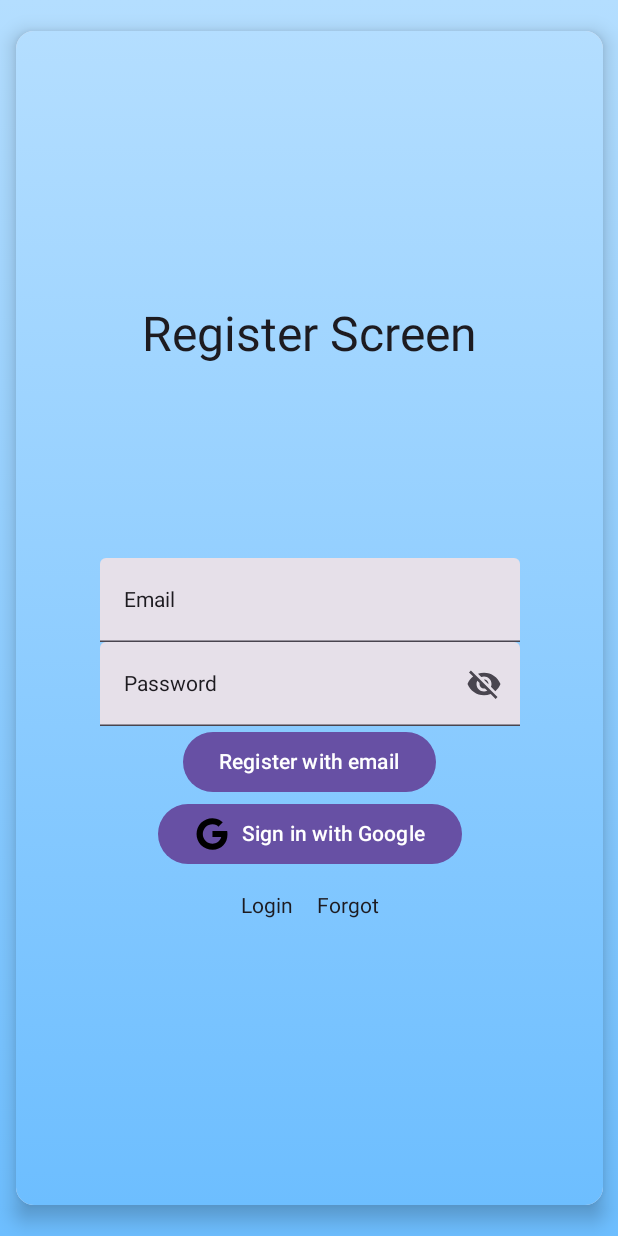
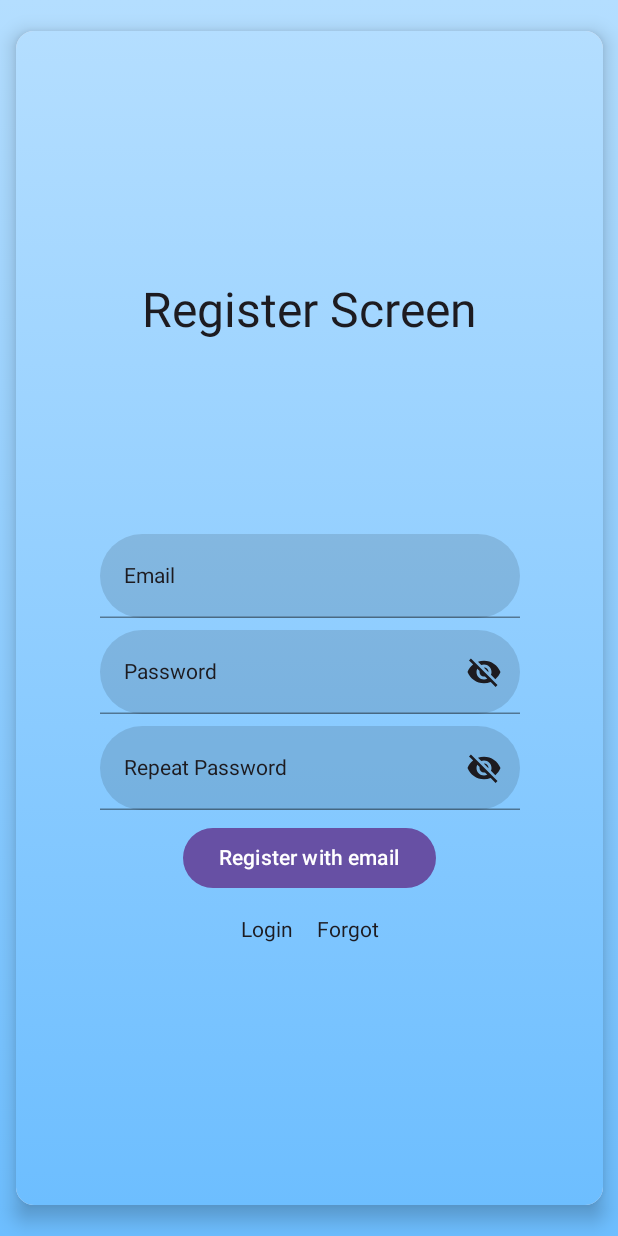
Before and after one commit to marosalv/MYP-MakeYourPrediction, an Android app built with Jetpack Compose: the screen it shows after launch (MainActivity), after a tap on "Register", on a phone screen of 412 x 824 dp. Run offline under Robolectric (Android 15) with nearby library versions, the phone set to English and light mode, and no system bars; our stand-ins replace Firebase (no records; nobody signed in at launch, a user with empty details on screens opened directly).

Commit message:
Added Firebase and Google Login

```diff
--- a/app/src/main/java/com/marosalvsoftware/myp/SplashActivity.kt
+++ b/app/src/main/java/com/marosalvsoftware/myp/SplashActivity.kt
@@ -53,14 +53,9 @@ class SplashActivity : ComponentActivity() {
 
             //Attendere 2 secondi prima di avviare l'activity principale
             delay(1000)
-            if(!FirebaseManager().isUserSignedIn()) {
-                startActivity(Intent(this@SplashActivity, MainActivity::class.java))
-                finish()
-            }
-            else{
 
-            }
-
+            startActivity(Intent(this@SplashActivity, MainActivity::class.java))
+            finish()
         }
         Box(
             modifier = Modifier
--- a/app/src/main/java/com/marosalvsoftware/myp/data/online/firebase/FirebaseActions.kt
+++ b/app/src/main/java/com/marosalvsoftware/myp/data/online/firebase/FirebaseActions.kt
@@ -43,6 +43,12 @@ interface FirebaseActions {
         if(isUserSignedIn())        onCompleteLogin()
     }
 
+    suspend fun resetPassword(email: String, onCompleteReset: () -> Unit)
+    {
+        Firebase.auth.sendPasswordResetEmail(email).await()
+        onCompleteReset()
+    }
+
     fun getCurrentUser() = Firebase.auth.currentUser
 
     fun isUserSignedIn() = Firebase.auth.currentUser != null
--- a/app/src/main/java/com/marosalvsoftware/myp/navgraph/RootNavGraph.kt
+++ b/app/src/main/java/com/marosalvsoftware/myp/navgraph/RootNavGraph.kt
@@ -35,8 +35,8 @@ fun RootNavGraph(
 
         navigation(startDestination = Screen.Home.route, route = ROOT_ROUTE) {
             composable(route = Screen.Home.route) {
-                if(!FirebaseManager().isUserSignedIn()) { //TODO check if user is logged in on splashScreen during the loading screen
-                    LoginScreen(navController = navController, openAndPopUp = { _, _ -> })
+                if(!FirebaseManager().isUserSignedIn()) {
+                    LoginScreen(navController = navController)
                 }
                 else {
                     HomeScreen(navController, activity)
@@ -51,8 +51,8 @@ fun RootNavGraph(
             composable(route = Screen.History.route) {      HistoryScreen(navController, activity) }
         }
 
-        navigation(startDestination = "login", route = AUTH_ROUTE) {
-            composable(route = Screen.Login.route) {        LoginScreen(navController = navController, openAndPopUp = { _, _ -> })}//TODO add login screen
+        navigation(startDestination = Screen.Login.route, route = AUTH_ROUTE) {
+            composable(route = Screen.Login.route) {        LoginScreen(navController = navController)}//TODO add login screen
             composable(route = Screen.Register.route) {     RegisterScreen(navController = navController)}//TODO add register screen
             composable(route = Screen.Forgot.route) {       ForgotScreen(navController = navController)}//TODO add forgot screen
         }
--- a/app/src/main/java/com/marosalvsoftware/myp/screens/MainView.kt
+++ b/app/src/main/java/com/marosalvsoftware/myp/screens/MainView.kt
@@ -10,6 +10,8 @@ import androidx.compose.foundation.layout.size
 import androidx.compose.material.IconButton
 import androidx.compose.material.icons.Icons
 import androidx.compose.material.icons.automirrored.filled.ArrowBack
+import androidx.compose.material.icons.automirrored.filled.Logout
+import androidx.compose.material.icons.filled.Logout
 import androidx.compose.material.icons.filled.Menu
 import androidx.compose.material3.ExperimentalMaterial3Api
 import androidx.compose.material3.Text
@@ -46,16 +48,11 @@ fun MainView(activity: MainActivity) {
 
     val navController = rememberNavController()
 
-    Scaffold(
-        modifier = Modifier.fillMaxSize(),
-        bottomBar = { if(FirebaseManager().isUserSignedIn()) MyBottomBar(modifier = Modifier, navController = navController) })
-    { innerPadding ->
-        innerPadding.calculateBottomPadding()
-        RootNavGraph(
-            navController = navController,
-            activity = activity
-        )
-    }
+    RootNavGraph(
+        navController = navController,
+        activity = activity
+    )
+
 
 }
 
@@ -80,8 +77,8 @@ fun MyTopBar(
         },
         navigationIcon = {
             IconButton(onClick = {
-                navController.navigate(Screen.Home.route){
-                    popUpTo(MAIN_ROUTE){
+                navController.navigate(Screen.Home.route) {
+                    popUpTo(MAIN_ROUTE) {
                         inclusive = true
                     }
                 }
@@ -95,12 +92,21 @@ fun MyTopBar(
         },
         actions = {
             IconButton(onClick = {
-                /*TODO*/
-                context.toast("Non ancora implementato, aprirà la tendina per ulteriori impostazioni")
+                FirebaseManager().signOut()
+                {
+                    context.toast("User Logged Out")
+
+                    navController.navigate(Screen.Login.route) {
+                        popUpTo(MAIN_ROUTE) {
+                            inclusive = true
+                        }
+                    }
+                }
+
             }) {
                 Image(
                     modifier = Modifier.size(MySettings.Sizes.iconSizes),
-                    imageVector = Icons.Filled.Menu,
+                    imageVector = Icons.AutoMirrored.Filled.Logout,
                     contentDescription = screen.description
                 )
             }
@@ -116,7 +122,7 @@ fun MyTopBar(
 }
 
 @Composable
-fun MyBottomBar(modifier: Modifier, navController: NavHostController) {
+fun MyBottomBar(navController: NavHostController) {
     val screens = listOf(
         Screen.Home,
         Screen.AddBet,
@@ -128,7 +134,7 @@ fun MyBottomBar(modifier: Modifier, navController: NavHostController) {
     val currentDestination = navBackStackEntry?.destination
 
     NavigationBar(
-        modifier = modifier.height(MySettings.NavigationBarSettings.heightDp),
+        modifier = Modifier.height(MySettings.NavigationBarSettings.heightDp),
         containerColor = MySettings.ColorThemeLight.primary,
         contentColor = contentColorFor(backgroundColor = MySettings.ColorThemeLight.primary)
 
@@ -155,8 +161,8 @@ fun RowScope.AddItem(
             it.route == screen.route
         } == true,
         onClick = {
-            navController.navigate(screen.route){
-                popUpTo(MAIN_ROUTE){
+            navController.navigate(screen.route) {
+                popUpTo(MAIN_ROUTE) {
                     inclusive = true
                 }
             }
--- a/app/src/main/java/com/marosalvsoftware/myp/screens/auth/LoginScreen.kt
+++ b/app/src/main/java/com/marosalvsoftware/myp/screens/auth/LoginScreen.kt
@@ -9,14 +9,25 @@ import androidx.compose.foundation.layout.Spacer
 import androidx.compose.foundation.layout.fillMaxSize
 import androidx.compose.foundation.layout.padding
 import androidx.compose.foundation.layout.size
+import androidx.compose.foundation.text.KeyboardOptions
+import androidx.compose.material.TextField
+import androidx.compose.material.icons.Icons
+import androidx.compose.material.icons.filled.Visibility
+import androidx.compose.material.icons.filled.VisibilityOff
 import androidx.compose.material3.Button
 import androidx.compose.material3.Card
 import androidx.compose.material3.CardDefaults
+import androidx.compose.material3.Icon
 import androidx.compose.material3.MaterialTheme
 import androidx.compose.material3.Text
 import androidx.compose.runtime.Composable
+import androidx.compose.runtime.mutableStateOf
+import androidx.compose.runtime.remember
 import androidx.compose.ui.Alignment
 import androidx.compose.ui.Modifier
+import androidx.compose.ui.text.input.KeyboardType
+import androidx.compose.ui.text.input.PasswordVisualTransformation
+import androidx.compose.ui.text.input.VisualTransformation
 import androidx.lifecycle.viewModelScope
 import androidx.navigation.NavHostController
 import com.marosalvsoftware.firebase_signin.online.firebase.FirebaseManager
@@ -29,10 +40,13 @@ import kotlinx.coroutines.launch
 
 @Composable
 fun LoginScreen(
-    navController: NavHostController,
-    openAndPopUp: (String, String) -> Unit ) {
+    navController: NavHostController
+) {
     //TODO add graphics to log in with Google API, Facebook API, Email
 
+    val emailField = remember { mutableStateOf("") }
+    val passField = remember { mutableStateOf("") }
+    val visualPass = remember { mutableStateOf(false) }
     Column(
         modifier = Modifier
             .fillMaxSize()
@@ -56,22 +70,65 @@ fun LoginScreen(
                     fontSize = MaterialTheme.typography.headlineLarge.fontSize
                 )
                 Spacer(modifier = Modifier.size(MySettings.Sizes.headerBand))
+
+                TextField(
+                    singleLine = true,
+                    label = { Text("Email") },
+                    shape = MaterialTheme.shapes.extraLarge,
+                    value = emailField.value,
+                    onValueChange = { emailField.value = it })
+
+                Spacer(modifier = Modifier.size(MySettings.Paddings.small))
+
+                TextField(
+                    singleLine = true,
+                    label = { Text("Password") },
+                    shape = MaterialTheme.shapes.extraLarge,
+                    trailingIcon = {
+                        Icon(
+                            modifier = Modifier.clickable { visualPass.value = !visualPass.value },
+                            imageVector = if (visualPass.value) Icons.Default.Visibility else Icons.Default.VisibilityOff,
+                            contentDescription = null
+                        )
+                    },
+                    value = passField.value,
+                    visualTransformation = if (visualPass.value) VisualTransformation.None else PasswordVisualTransformation(),
+                    keyboardOptions = KeyboardOptions(keyboardType = KeyboardType.Password),
+                    onValueChange = { passField.value = it })
+
+                Spacer(modifier = Modifier.size(MySettings.Paddings.small))
+
                 Button(
                     onClick = {
-                        navController.navigate(MAIN_ROUTE) {
-                            popUpTo(AUTH_ROUTE) {
-                                inclusive = true
+                        FirebaseManager().viewModelScope.launch{
+                            FirebaseManager().signInWithEmailAndPassword(emailField.value, passField.value){
+                                navController.navigate(MAIN_ROUTE) {
+                                    popUpTo(AUTH_ROUTE) {
+                                        inclusive = true
+                                    }
+                                }
                             }
                         }
+
                     }) {
-                    Text(text = "Navigate to Main Graph\nAuth completed test")
+                    Text(text = "Login with Email")
                 }
+
+
                 GoogleSignInButton { credential ->
                     FirebaseManager().viewModelScope.launch {
-                        FirebaseManager().onCompletedGoogleLogin(credential) {}
+                        FirebaseManager().onCompletedGoogleLogin(credential) {
+                            navController.navigate(MAIN_ROUTE) {
+                                popUpTo(AUTH_ROUTE) {
+                                    inclusive = true
+                                }
+                            }
+                        }
                     }
                 }
+
                 Spacer(modifier = Modifier.size(MySettings.Paddings.small))
+
                 Row {
                     Text(
                         text = "Register",
--- a/app/src/main/java/com/marosalvsoftware/myp/screens/auth/RegisterScreen.kt
+++ b/app/src/main/java/com/marosalvsoftware/myp/screens/auth/RegisterScreen.kt
@@ -10,49 +10,49 @@ import androidx.compose.foundation.layout.fillMaxSize
 import androidx.compose.foundation.layout.padding
 import androidx.compose.foundation.layout.size
 import androidx.compose.foundation.text.KeyboardOptions
+import androidx.compose.material.TextField
 import androidx.compose.material.icons.Icons
 import androidx.compose.material.icons.filled.Visibility
 import androidx.compose.material.icons.filled.VisibilityOff
+import androidx.compose.material3.Button
 import androidx.compose.material3.Card
-import androidx.compose.material3.Button
 import androidx.compose.material3.CardDefaults
 import androidx.compose.material3.Icon
-import androidx.compose.material3.LocalTextStyle
 import androidx.compose.material3.MaterialTheme
 import androidx.compose.material3.Text
-import androidx.compose.material3.TextField
 import androidx.compose.runtime.Composable
+import androidx.compose.runtime.mutableStateOf
+import androidx.compose.runtime.remember
 import androidx.compose.ui.Alignment
 import androidx.compose.ui.Modifier
+import androidx.compose.ui.platform.LocalContext
 import androidx.compose.ui.text.input.KeyboardType
 import androidx.compose.ui.text.input.PasswordVisualTransformation
 import androidx.compose.ui.text.input.VisualTransformation
 import androidx.compose.ui.tooling.preview.Preview
-import androidx.credentials.PasswordCredential
 import androidx.lifecycle.viewModelScope
 import androidx.navigation.NavHostController
 import androidx.navigation.compose.rememberNavController
 import com.marosalvsoftware.firebase_signin.online.firebase.FirebaseManager
-import com.marosalvsoftware.firebase_signin.online.google.GoogleSignInButton
 import com.marosalvsoftware.myp.navgraph.AUTH_ROUTE
 import com.marosalvsoftware.myp.navgraph.MAIN_ROUTE
 import com.marosalvsoftware.myp.screens.Screen
+import com.marosalvsoftware.myp.screens.main.toast
 import com.marosalvsoftware.myp.settings.MySettings
-import kotlinx.coroutines.CoroutineScope
-import kotlinx.coroutines.flow.Flow
 import kotlinx.coroutines.flow.MutableStateFlow
-import kotlinx.coroutines.flow.flow
 import kotlinx.coroutines.launch
 
 @Composable
 fun RegisterScreen(
-    navController: NavHostController,
-    viewModel: CoroutineScope = FirebaseManager().viewModelScope) {
+    navController: NavHostController) {
 
-    val emailField = MutableStateFlow("")
-    val passField = MutableStateFlow("")
+    val emailField = remember { mutableStateOf("")}
+    val passField = remember { mutableStateOf("")}
+    val checkPass = remember { mutableStateOf("")}
+    val context = LocalContext.current
     //TODO add graphics to register with Google API, Facebook API, Email password
-    var visualPass = false
+    val visualPass1 = remember { mutableStateOf(false) }
+    val visualPass2 = remember { mutableStateOf(false) }
 
     Column(
         modifier = Modifier
@@ -79,44 +79,70 @@ fun RegisterScreen(
                 Spacer(modifier = Modifier.size(MySettings.Sizes.headerBand))
 
                 TextField(
-                    value = "Email",
+                    label = { Text("Email") },
+                    singleLine = true,
+                    shape = MaterialTheme.shapes.extraLarge,
+                    value = emailField.value,
                     onValueChange = { emailField.value = it })
 
+                Spacer(modifier = Modifier.size(MySettings.Paddings.small))
+
                 TextField(
+                    singleLine = true,
+                    label = { Text("Password") },
+                    shape = MaterialTheme.shapes.extraLarge,
                     trailingIcon = {
                         Icon(
-                            modifier = Modifier.clickable {visualPass = !visualPass},
-                            imageVector = if(visualPass) Icons.Default.Visibility else Icons.Default.VisibilityOff,
+                            modifier = Modifier.clickable { visualPass1.value= !visualPass1.value },
+                            imageVector = if (visualPass1.value) Icons.Default.Visibility else Icons.Default.VisibilityOff,
                             contentDescription = null
-                    )},
-                    value = "Password",
-                    visualTransformation = if(visualPass) PasswordVisualTransformation() else VisualTransformation.None,
+                        )
+                    },
+                    value = passField.value,
+                    visualTransformation = if (visualPass1.value)VisualTransformation.None else  PasswordVisualTransformation(),
                     keyboardOptions = KeyboardOptions(keyboardType = KeyboardType.Password),
                     onValueChange = { passField.value = it })
 
+                Spacer(modifier = Modifier.size(MySettings.Paddings.small))
+
+                TextField(
+                    singleLine = true,
+                    label = { Text("Repeat Password") },
+                    shape = MaterialTheme.shapes.extraLarge,
+                    trailingIcon = {
+                        Icon(
+                            modifier = Modifier.clickable { visualPass2.value = !visualPass2.value },
+                            imageVector = if (visualPass2.value) Icons.Default.Visibility else Icons.Default.VisibilityOff,
+                            contentDescription = null
+                        )
+                    },
+                    value = checkPass.value,
+                    visualTransformation = if (visualPass2.value)VisualTransformation.None else  PasswordVisualTransformation(),
+                    keyboardOptions = KeyboardOptions(keyboardType = KeyboardType.Password),
+                    onValueChange = { checkPass.value = it })
+
+                Spacer(modifier = Modifier.size(MySettings.Paddings.small))
+
                 Button(
                     onClick = {
-                        navController.navigate(MAIN_ROUTE) {
-                            popUpTo(AUTH_ROUTE) {
-                                inclusive = true
+                        FirebaseManager().viewModelScope.launch{
+                            if(passField.value != checkPass.value) {
+                                context.toast("Password don't match")
+                                return@launch
                             }
-                        }
+                            FirebaseManager().signInWithEmailAndPassword(emailField.value, passField.value)
+                            {
+                                navController.navigate(MAIN_ROUTE) {
+                                    popUpTo(AUTH_ROUTE) {
+                                        inclusive = true
+                                } } }
+                        }.start()
                     }) {
                     Text(text = "Register with email")
                 }
-                GoogleSignInButton {credential ->
-                    FirebaseManager().viewModelScope.launch {
-                        FirebaseManager().onCompletedGoogleLogin(credential) {
-                            navController.navigate(MAIN_ROUTE) {
-                                popUpTo(AUTH_ROUTE) {
-                                    inclusive = true
-                                }
-                            }
-                        }
-                    }
 
-                }
                 Spacer(modifier = Modifier.size(MySettings.Paddings.small))
+
                 Row {
                     Text(
                         text = "Login",
--- a/app/src/main/java/com/marosalvsoftware/myp/settings/MySettings.kt
+++ b/app/src/main/java/com/marosalvsoftware/myp/settings/MySettings.kt
@@ -29,7 +29,7 @@ sealed class MySettings {
     }
 
     data object DatabasePlaces: MySettings(){
-        const val CRYPTO : String = "856"
+        const val CRYPTO : String = "98789"
          }
 
     data object Paddings : MySettings(){
```
Also changed, not shown: app/src/main/java/com/marosalvsoftware/myp/MainActivity.kt (+11 -11 lines), app/src/main/java/com/marosalvsoftware/myp/screens/auth/ForgotScreen.kt (+31 -7 lines), app/src/main/java/com/marosalvsoftware/myp/screens/main/AddBetScreen.kt (+8 -18 lines), app/src/main/java/com/marosalvsoftware/myp/screens/main/HistoryScreen.kt (+8 -11 lines), app/src/main/java/com/marosalvsoftware/myp/screens/main/HomeScreen.kt (+12 -13 lines), app/src/main/java/com/marosalvsoftware/myp/screens/main/SettingScreen.kt (+6 -4 lines), app/src/main/java/com/marosalvsoftware/myp/tool/MyTools.kt (added, +37 -0 lines), app/src/main/java/com/marosalvsoftware/myp/CryptoList.kt (line endings or trailing spaces).
